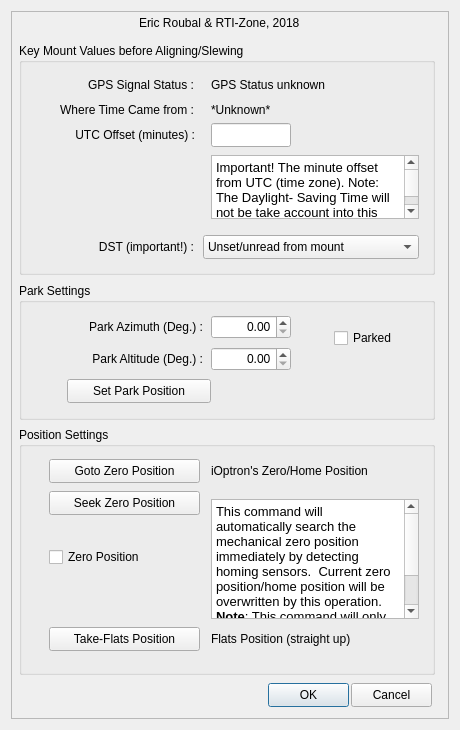
Old version of the form iOptronV3.ui in the repository rpineau/iOptronV3.
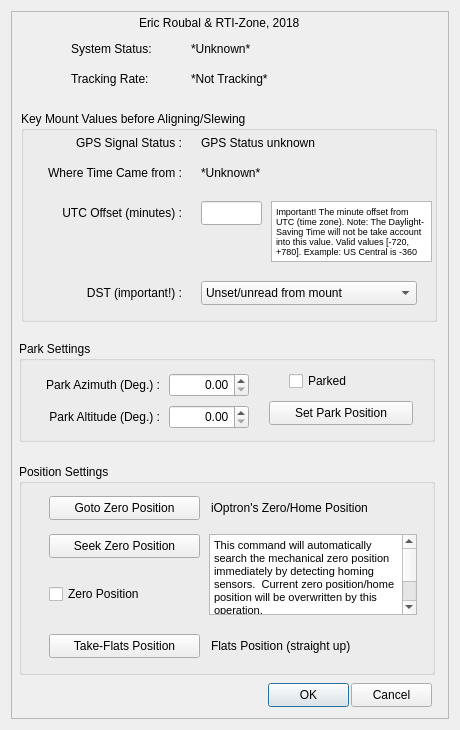
New version of the form. Custom widgets are drawn as their Qt base class.

Commit message: ui changes and verification of behavior wrt tracking rates

Patch:
```diff
--- a/iOptronV3.ui
+++ b/iOptronV3.ui
@@ -80,13 +80,65 @@
        <string>Eric Roubal &amp; RTI-Zone, 2018</string>
       </property>
      </widget>
+     <widget class="QLabel" name="label_ss">
+      <property name="geometry">
+       <rect>
+        <x>60</x>
+        <y>30</y>
+        <width>121</width>
+        <height>16</height>
+       </rect>
+      </property>
+      <property name="text">
+       <string>System Status:</string>
+      </property>
+     </widget>
+     <widget class="QLabel" name="label_actual_sys_stat">
+      <property name="geometry">
+       <rect>
+        <x>180</x>
+        <y>30</y>
+        <width>251</width>
+        <height>16</height>
+       </rect>
+      </property>
+      <property name="text">
+       <string>*Unknown*</string>
+      </property>
+     </widget>
+     <widget class="QLabel" name="label_tr">
+      <property name="geometry">
+       <rect>
+        <x>60</x>
+        <y>60</y>
+        <width>101</width>
+        <height>16</height>
+       </rect>
+      </property>
+      <property name="text">
+       <string>Tracking Rate:</string>
+      </property>
+     </widget>
+     <widget class="QLabel" name="label_actual_track_rate">
+      <property name="geometry">
+       <rect>
+        <x>180</x>
+        <y>60</y>
+        <width>251</width>
+        <height>16</height>
+       </rect>
+      </property>
+      <property name="text">
+       <string>*Not Tracking*</string>
+      </property>
+     </widget>
      <widget class="QGroupBox" name="GroupBox">
       <property name="geometry">
        <rect>
-        <x>8</x>
-        <y>32</y>
+        <x>10</x>
+        <y>100</y>
         <width>416</width>
-        <height>232</height>
+        <height>211</height>
        </rect>
       </property>
       <property name="title">
@@ -95,9 +147,9 @@
       <widget class="QLabel" name="label_gbox_key_values">
        <property name="geometry">
         <rect>
-         <x>15</x>
-         <y>30</y>
-         <width>160</width>
+         <x>30</x>
+         <y>20</y>
+         <width>131</width>
          <height>24</height>
         </rect>
        </property>
@@ -111,8 +163,8 @@
       <widget class="QLabel" name="label_kv_1">
        <property name="geometry">
         <rect>
-         <x>192</x>
-         <y>30</y>
+         <x>180</x>
+         <y>20</y>
          <width>200</width>
          <height>24</height>
         </rect>
@@ -124,9 +176,9 @@
       <widget class="QLabel" name="label_kv_2">
        <property name="geometry">
         <rect>
-         <x>15</x>
-         <y>55</y>
-         <width>160</width>
+         <x>10</x>
+         <y>50</y>
+         <width>151</width>
          <height>24</height>
         </rect>
        </property>
@@ -140,8 +192,8 @@
       <widget class="QLabel" name="label_kv_3">
        <property name="geometry">
         <rect>
-         <x>192</x>
-         <y>55</y>
+         <x>180</x>
+         <y>50</y>
          <width>208</width>
          <height>24</height>
         </rect>
@@ -153,9 +205,9 @@
       <widget class="QLabel" name="label_kv_4">
        <property name="geometry">
         <rect>
-         <x>16</x>
-         <y>80</y>
-         <width>160</width>
+         <x>20</x>
+         <y>90</y>
+         <width>141</width>
          <height>24</height>
         </rect>
        </property>
@@ -169,9 +221,9 @@
       <widget class="QLineEdit" name="lineEdit_utc">
        <property name="geometry">
         <rect>
-         <x>192</x>
-         <y>80</y>
-         <width>80</width>
+         <x>180</x>
+         <y>90</y>
+         <width>61</width>
          <height>24</height>
         </rect>
        </property>
@@ -179,26 +231,31 @@
       <widget class="QTextBrowser" name="textBrowser">
        <property name="geometry">
         <rect>
-         <x>192</x>
-         <y>112</y>
-         <width>208</width>
-         <height>64</height>
+         <x>250</x>
+         <y>90</y>
+         <width>161</width>
+         <height>61</height>
         </rect>
        </property>
+       <property name="font">
+        <font>
+         <pointsize>6</pointsize>
+        </font>
+       </property>
        <property name="html">
         <string>&lt;!DOCTYPE HTML PUBLIC &quot;-//W3C//DTD HTML 4.0//EN&quot; &quot;http://www.w3.org/TR/REC-html40/strict.dtd&quot;&gt;
 &lt;html&gt;&lt;head&gt;&lt;meta name=&quot;qrichtext&quot; content=&quot;1&quot; /&gt;&lt;style type=&quot;text/css&quot;&gt;
 p, li { white-space: pre-wrap; }
-&lt;/style&gt;&lt;/head&gt;&lt;body style=&quot; font-family:'.SF NS Text'; font-size:13pt; font-weight:400; font-style:normal;&quot;&gt;
-&lt;p style=&quot; margin-top:0px; margin-bottom:0px; margin-left:0px; margin-right:0px; -qt-block-indent:0; text-indent:0px;&quot;&gt;&lt;span style=&quot; font-family:'MS Shell Dlg 2'; font-size:10pt;&quot;&gt;Important! The minute offset from UTC (time zone). Note: The Daylight- Saving Time will not be take account into this value. Valid values [-720, +780].&lt;/span&gt;&lt;/p&gt;&lt;/body&gt;&lt;/html&gt;</string>
+&lt;/style&gt;&lt;/head&gt;&lt;body style=&quot; font-family:'MS Shell Dlg 2'; font-size:6pt; font-weight:400; font-style:normal;&quot;&gt;
+&lt;p style=&quot; margin-top:0px; margin-bottom:0px; margin-left:0px; margin-right:0px; -qt-block-indent:0; text-indent:0px;&quot;&gt;&lt;span style=&quot; font-size:7pt;&quot;&gt;Important! The minute offset from UTC (time zone). Note: The Daylight- Saving Time will not be take account into this value. Valid values [-720, +780]. Example: US Central is -360&lt;/span&gt;&lt;/p&gt;&lt;/body&gt;&lt;/html&gt;</string>
        </property>
       </widget>
       <widget class="QLabel" name="label_kv_6">
        <property name="geometry">
         <rect>
-         <x>15</x>
-         <y>192</y>
-         <width>160</width>
+         <x>40</x>
+         <y>170</y>
+         <width>121</width>
          <height>24</height>
         </rect>
        </property>
@@ -212,8 +269,8 @@
       <widget class="QComboBox" name="comboBox_dst">
        <property name="geometry">
         <rect>
-         <x>184</x>
-         <y>192</y>
+         <x>180</x>
+         <y>170</y>
          <width>216</width>
          <height>24</height>
         </rect>
@@ -245,9 +302,9 @@
       <property name="geometry">
        <rect>
         <x>8</x>
-        <y>272</y>
+        <y>330</y>
         <width>416</width>
-        <height>137</height>
+        <height>101</height>
        </rect>
       </property>
       <property name="title">
@@ -256,9 +313,9 @@
       <widget class="QLabel" name="label_pk">
        <property name="geometry">
         <rect>
-         <x>8</x>
+         <x>10</x>
          <y>32</y>
-         <width>176</width>
+         <width>131</width>
          <height>24</height>
         </rect>
        </property>
@@ -272,7 +329,7 @@
       <widget class="QDoubleSpinBox" name="parkAz">
        <property name="geometry">
         <rect>
-         <x>192</x>
+         <x>150</x>
          <y>32</y>
          <width>80</width>
          <height>24</height>
@@ -288,9 +345,9 @@
       <widget class="QLabel" name="label_pk_2">
        <property name="geometry">
         <rect>
-         <x>0</x>
+         <x>10</x>
          <y>64</y>
-         <width>184</width>
+         <width>131</width>
          <height>24</height>
         </rect>
        </property>
@@ -304,7 +361,7 @@
       <widget class="QDoubleSpinBox" name="parkAlt">
        <property name="geometry">
         <rect>
-         <x>192</x>
+         <x>150</x>
          <y>64</y>
          <width>80</width>
          <height>24</height>
@@ -320,8 +377,8 @@
       <widget class="QPushButton" name="pushButton_2">
        <property name="geometry">
         <rect>
-         <x>48</x>
-         <y>96</y>
+         <x>250</x>
+         <y>60</y>
          <width>144</width>
          <height>24</height>
         </rect>
@@ -333,8 +390,8 @@
       <widget class="QCheckBox" name="checkBox_p">
        <property name="geometry">
         <rect>
-         <x>315</x>
-         <y>45</y>
+         <x>270</x>
+         <y>30</y>
          <width>100</width>
          <height>20</height>
         </rect>
@@ -348,9 +405,9 @@
       <property name="geometry">
        <rect>
         <x>8</x>
-        <y>416</y>
+        <y>453</y>
         <width>416</width>
-        <height>248</height>
+        <height>211</height>
        </rect>
       </property>
       <property name="windowTitle">
@@ -389,7 +446,7 @@
        <property name="geometry">
         <rect>
          <x>30</x>
-         <y>64</y>
+         <y>70</y>
          <width>151</width>
          <height>24</height>
         </rect>
@@ -401,18 +458,18 @@
       <widget class="QTextBrowser" name="textBrowser2">
        <property name="geometry">
         <rect>
-         <x>192</x>
-         <y>72</y>
+         <x>190</x>
+         <y>70</y>
          <width>208</width>
-         <height>120</height>
+         <height>81</height>
         </rect>
        </property>
        <property name="html">
         <string>&lt;!DOCTYPE HTML PUBLIC &quot;-//W3C//DTD HTML 4.0//EN&quot; &quot;http://www.w3.org/TR/REC-html40/strict.dtd&quot;&gt;
 &lt;html&gt;&lt;head&gt;&lt;meta name=&quot;qrichtext&quot; content=&quot;1&quot; /&gt;&lt;style type=&quot;text/css&quot;&gt;
 p, li { white-space: pre-wrap; }
-&lt;/style&gt;&lt;/head&gt;&lt;body style=&quot; font-family:'.SF NS Text'; font-size:13pt; font-weight:400; font-style:normal;&quot;&gt;
-&lt;p style=&quot; margin-top:0px; margin-bottom:0px; margin-left:0px; margin-right:0px; -qt-block-indent:0; text-indent:0px;&quot;&gt;&lt;span style=&quot; font-family:'MS Shell Dlg 2'; font-size:10pt;&quot;&gt;This command will automatically search the mechanical zero position immediately by detecting homing sensors.  Current zero position/home position will be overwritten by this operation.&lt;br /&gt;&lt;/span&gt;&lt;span style=&quot; font-family:'MS Shell Dlg 2'; font-size:10pt; font-weight:600;&quot;&gt;Note&lt;/span&gt;&lt;span style=&quot; font-family:'MS Shell Dlg 2'; font-size:10pt;&quot;&gt;: This command will only affect this mount if it is a CEM120xx or CEM60 series iOptron mount.&lt;/span&gt;&lt;/p&gt;&lt;/body&gt;&lt;/html&gt;</string>
+&lt;/style&gt;&lt;/head&gt;&lt;body style=&quot; font-family:'MS Shell Dlg 2'; font-size:8.25pt; font-weight:400; font-style:normal;&quot;&gt;
+&lt;p style=&quot; margin-top:0px; margin-bottom:0px; margin-left:0px; margin-right:0px; -qt-block-indent:0; text-indent:0px;&quot;&gt;&lt;span style=&quot; font-size:8pt;&quot;&gt;This command will automatically search the mechanical zero position immediately by detecting homing sensors.  Current zero position/home position will be overwritten by this operation.&lt;br /&gt;&lt;/span&gt;&lt;span style=&quot; font-size:8pt; font-weight:600;&quot;&gt;Note&lt;/span&gt;&lt;span style=&quot; font-size:8pt;&quot;&gt;: This command will only affect this mount if it is a CEM120xx or CEM60 series iOptron mount.&lt;/span&gt;&lt;/p&gt;&lt;/body&gt;&lt;/html&gt;</string>
        </property>
       </widget>
       <widget class="QCheckBox" name="checkBox_z">
@@ -432,7 +489,7 @@
        <property name="geometry">
         <rect>
          <x>30</x>
-         <y>200</y>
+         <y>170</y>
          <width>151</width>
          <height>24</height>
         </rect>
@@ -445,7 +502,7 @@
        <property name="geometry">
         <rect>
          <x>192</x>
-         <y>200</y>
+         <y>170</y>
          <width>184</width>
          <height>24</height>
         </rect>
```
The commit also changes 3 other files.
